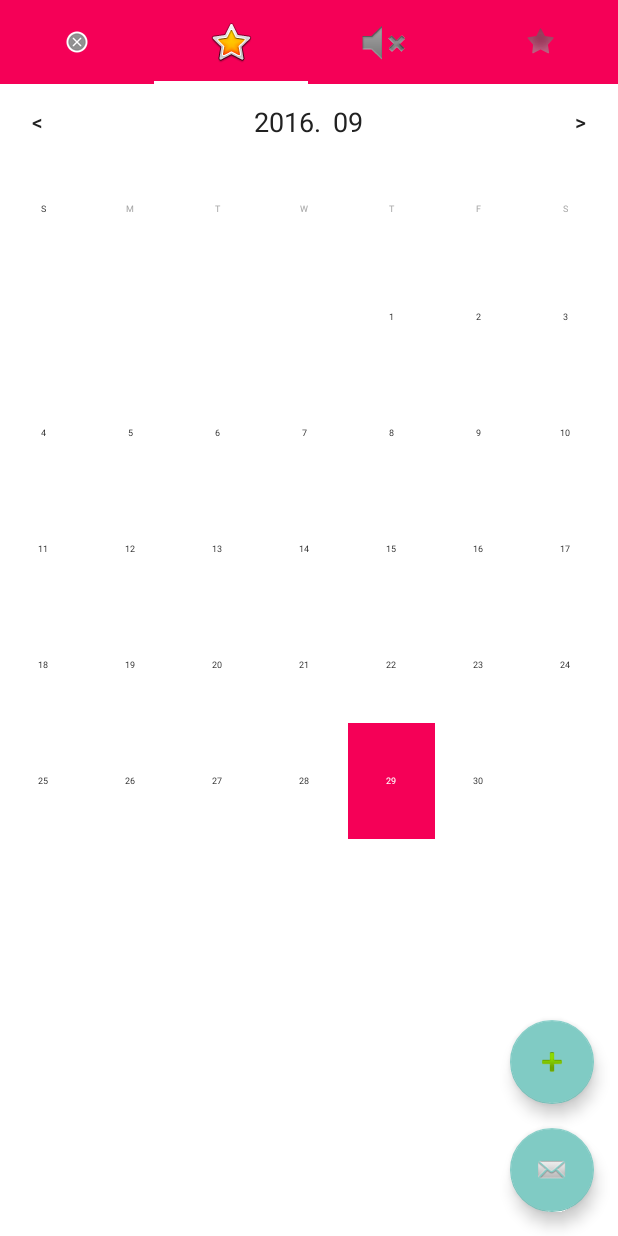
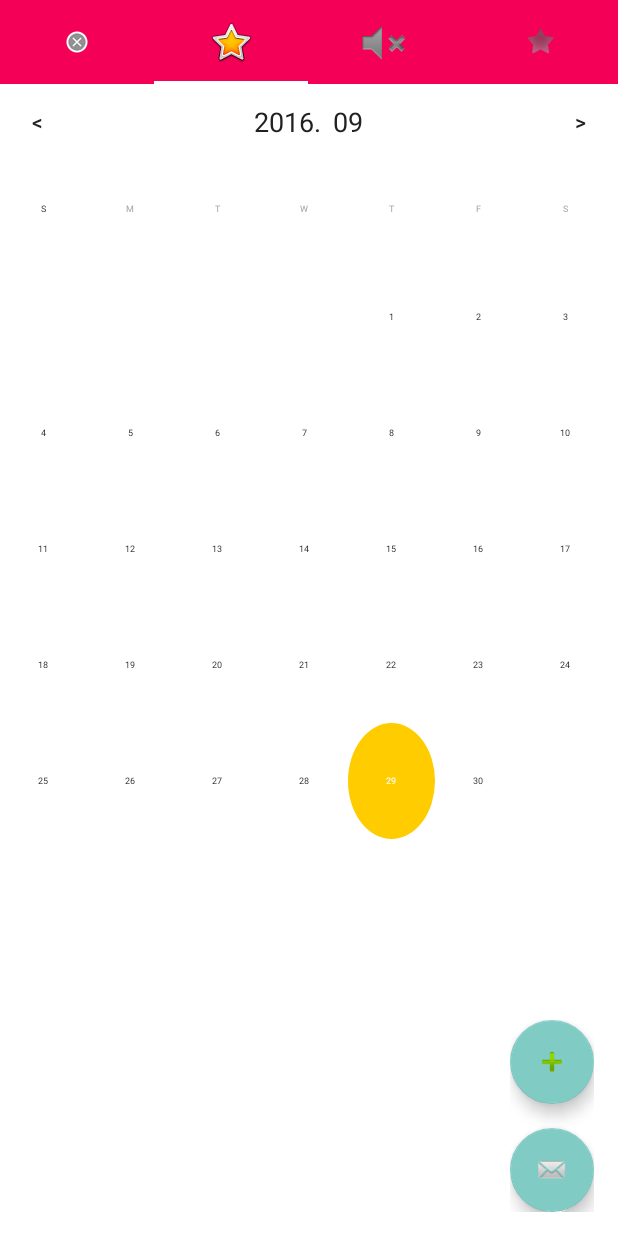
Before and after one commit to gpdls94/android_cchat, an Android app: the TabActivity screen opened directly, with no data from a screen before it, tab 2 chosen, on a phone screen of 412 x 824 dp. Run offline under Robolectric (Android 15) with nearby library versions, the light colour scheme and no system bars.

Commit message:
Calendar UI 추가

```diff
--- a/app/src/main/java/com/cchat/android_cchat/Activitiy/CalendarActivity.java
+++ b/app/src/main/java/com/cchat/android_cchat/Activitiy/CalendarActivity.java
@@ -244,7 +244,7 @@ public class CalendarActivity extends Activity {
             today_cell = m_Calendar.get( Calendar.DAY_OF_MONTH ) + m_startPos - 1;
 
             m_cellTextBtn[ m_Calendar.get( Calendar.DAY_OF_MONTH ) + m_startPos - 1 ].setTextColor(m_context.getResources().getColor(android.R.color.white));
-            m_cellTextBtn[ m_Calendar.get( Calendar.DAY_OF_MONTH ) + m_startPos - 1 ].setBackgroundResource(R.color.cchat_main_color);
+            m_cellTextBtn[ m_Calendar.get( Calendar.DAY_OF_MONTH ) + m_startPos - 1 ].setBackgroundResource(R.drawable.background_calendar);
         }
     }
 
--- a/app/src/main/java/com/cchat/android_cchat/Activitiy/TabActivity.java
+++ b/app/src/main/java/com/cchat/android_cchat/Activitiy/TabActivity.java
@@ -6,7 +6,9 @@ import android.support.design.widget.FloatingActionButton;
 import android.support.design.widget.TabLayout;
 import android.support.v4.view.ViewPager;
 import android.support.v7.app.AppCompatActivity;
+import android.view.MotionEvent;
 import android.view.View;
+import android.widget.LinearLayout;
 
 import com.cchat.android_cchat.Adapter.TabFragmentPagerAdapter;
 import com.cchat.android_cchat.Common.CreateDialog;
@@ -17,7 +19,9 @@ import com.cchat.android_cchat.R;
  */
 public class TabActivity extends AppCompatActivity {
 
-    FloatingActionButton btn_chat, btn_add;
+    FloatingActionButton btn_chat, btn_add, btn_ann, btn_plan;
+    LinearLayout ly_cal;
+    TabLayout ly_tab;
 
     @Override
     public void onCreate(Bundle savedInstanceState) {
@@ -39,7 +43,30 @@ public class TabActivity extends AppCompatActivity {
     }
 
     private void init() {
+        ly_tab = (TabLayout) findViewById(R.id.sliding_tabs);
+
+        btn_ann = (FloatingActionButton) findViewById(R.id.tab_floating_ann);
+        btn_plan = (FloatingActionButton) findViewById(R.id.tab_floating_plan);
+
+        ly_cal = (LinearLayout) findViewById(R.id.tab_ly_cal);
+        ly_cal.setOnTouchListener(new View.OnTouchListener() {
+            @Override
+            public boolean onTouch(View view, MotionEvent motionEvent) {
+                ly_cal.setVisibility(View.GONE);
+                ly_tab.setVisibility(View.VISIBLE);
+                return false;
+            }
+        });
+
         btn_add = (FloatingActionButton) findViewById(R.id.tab_floating_cal);
+        btn_add.setOnClickListener(new View.OnClickListener() {
+            @Override
+            public void onClick(View view) {
+                ly_cal.setVisibility(View.VISIBLE);
+                ly_tab.setVisibility(View.GONE);
+            }
+        });
+
         btn_chat = (FloatingActionButton) findViewById(R.id.tab_floating);
         btn_chat.setOnClickListener(new View.OnClickListener() {
             @Override
--- /dev/null
+++ b/app/src/main/res/drawable/background_calendar.xml
@@ -0,0 +1,10 @@
+<?xml version="1.0" encoding="utf-8"?>
+<shape xmlns:android="http://schemas.android.com/apk/res/android"
+    android:shape="oval">
+
+    <solid android:color="#ffcc00"/>
+
+    <size
+        android:width="32dp"
+        android:height="32dp" />
+</shape>
--- a/app/src/main/res/layout/activity_tab.xml
+++ b/app/src/main/res/layout/activity_tab.xml
@@ -1,45 +1,75 @@
 <?xml version="1.0" encoding="utf-8"?>
 <RelativeLayout xmlns:android="http://schemas.android.com/apk/res/android"
     android:layout_width="match_parent"
-    android:layout_height="match_parent"
-    android:orientation="vertical">
+    android:layout_height="match_parent">
 
     <android.support.design.widget.TabLayout
         android:id="@+id/sliding_tabs"
         android:layout_width="match_parent"
         android:layout_height="?android:attr/actionBarSize"
-        android:background="@color/cchat_main_color"/>
+        android:background="@color/cchat_main_color" />
 
     <android.support.v4.view.ViewPager
         android:id="@+id/viewpager"
         android:layout_width="match_parent"
         android:layout_height="match_parent"
-        android:background="@android:color/white"
-        android:layout_below="@+id/sliding_tabs"/>
+        android:layout_below="@+id/sliding_tabs"
+        android:background="@android:color/white" />
+
+    <LinearLayout
+        android:layout_width="wrap_content"
+        android:layout_height="wrap_content"
+        android:background="@android:color/transparent"
+        android:paddingBottom="16dp"
+        android:paddingRight="16dp"
+        android:layout_alignParentBottom="true"
+        android:layout_alignParentEnd="true"
+        android:orientation="vertical">
+
+        <android.support.design.widget.FloatingActionButton
+            android:id="@+id/tab_floating_cal"
+            android:layout_width="56dp"
+            android:layout_height="56dp"
+            android:background="@drawable/background_circle_shdow"
+            android:layout_marginBottom="16dp"
+            android:src="@android:drawable/ic_input_add"
+            android:visibility="gone" />
 
         <android.support.design.widget.FloatingActionButton
             android:id="@+id/tab_floating"
             android:layout_width="56dp"
             android:layout_height="56dp"
-        android:layout_marginRight="16dp"
-        android:layout_marginBottom="16dp"
-        android:layout_alignParentBottom="true"
-        android:layout_alignParentEnd="true"
-        android:src="@android:drawable/sym_action_email"
             android:background="@drawable/background_circle_shdow"
-        android:layout_gravity="bottom|end"/>
+            android:src="@android:drawable/sym_action_email" />
+
+    </LinearLayout>
+
+    <LinearLayout
+        android:id="@+id/tab_ly_cal"
+        android:layout_width="match_parent"
+        android:layout_height="match_parent"
+        android:paddingBottom="16dp"
+        android:paddingRight="16dp"
+        android:visibility="gone"
+        android:background="#99ffffff"
+        android:gravity="bottom|end"
+        android:orientation="vertical">
 
         <android.support.design.widget.FloatingActionButton
-        android:id="@+id/tab_floating_cal"
+            android:id="@+id/tab_floating_ann"
             android:layout_width="56dp"
             android:layout_height="56dp"
-        android:layout_marginRight="16dp"
             android:layout_marginBottom="16dp"
-        android:layout_above="@+id/tab_floating"
-        android:layout_alignParentEnd="true"
-        android:src="@android:drawable/ic_input_add"
             android:background="@drawable/background_circle_shdow"
-        android:visibility="gone"
-        android:layout_gravity="bottom|end"/>
+            android:src="@android:drawable/ic_popup_reminder" />
+
+        <android.support.design.widget.FloatingActionButton
+            android:id="@+id/tab_floating_plan"
+            android:layout_width="56dp"
+            android:layout_height="56dp"
+            android:background="@drawable/background_circle_shdow"
+            android:src="@android:drawable/sym_action_chat" />
+
+    </LinearLayout>
 
 </RelativeLayout>
```
Also changed, not shown: app/src/main/AndroidManifest.xml (+7 -0 lines), app/src/main/java/com/cchat/android_cchat/Activitiy/ChatActivity.java (+10 -7 lines), app/src/main/java/com/cchat/android_cchat/Activitiy/FeedAlbumAt.java (added, +171 -0 lines), app/src/main/res/layout/atest.xml (added, +29 -0 lines). Lines whose indentation alone changed are shown as unchanged.
